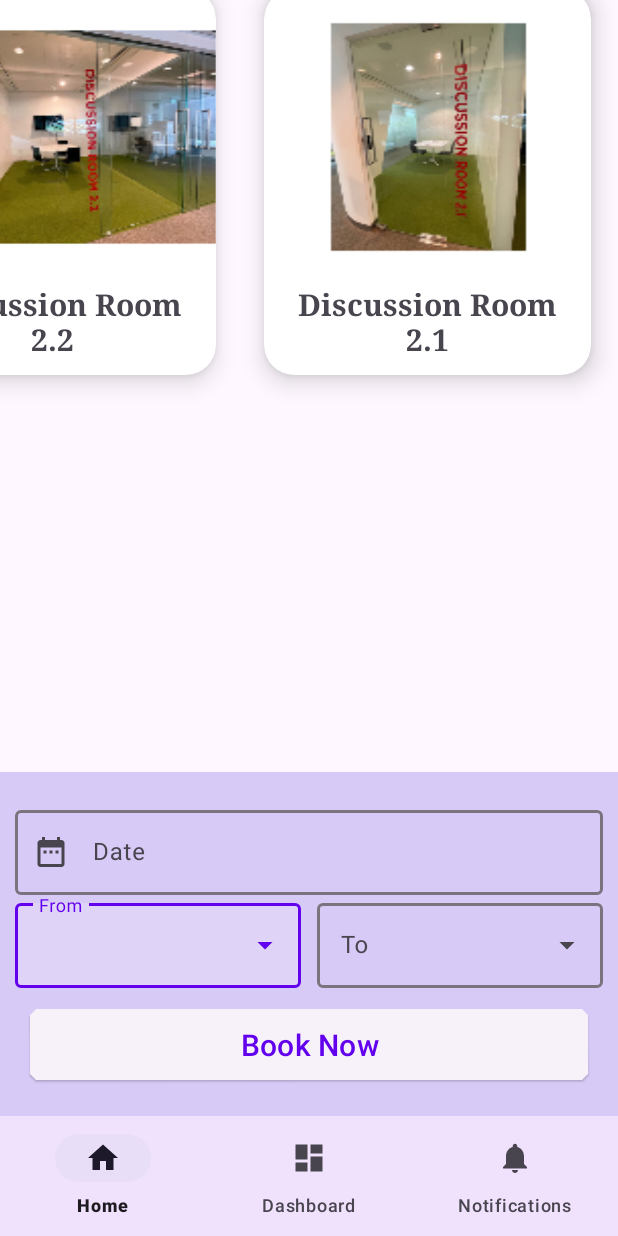
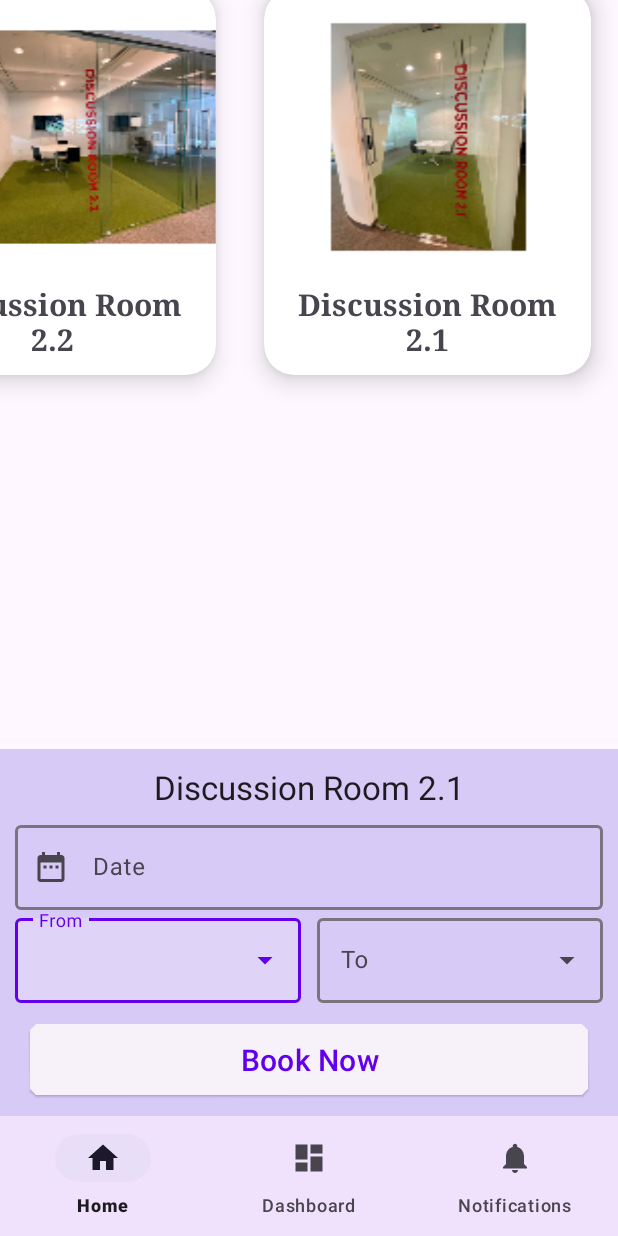
Before and after one commit to refenir/Bookli, an Android app: the screen it shows after launch (MainActivity), after a tap on "Discussion Room 2.1", on a phone screen of 412 x 824 dp. Run offline under Robolectric (Android 15) with nearby library versions, the light colour scheme and no system bars; our stand-ins replace navigation-ui.

Commit message:
Booking slider shows selected room

```diff
--- a/app/src/main/java/com/example/bookli/Room_RecyclerViewAdapter.java
+++ b/app/src/main/java/com/example/bookli/Room_RecyclerViewAdapter.java
@@ -1,6 +1,7 @@
 package com.example.bookli;
 
 import android.content.Context;
+import android.graphics.Color;
 import android.view.LayoutInflater;
 import android.view.View;
 import android.view.ViewGroup;
@@ -13,6 +14,7 @@ import androidx.annotation.NonNull;
 import androidx.recyclerview.widget.RecyclerView;
 
 import java.util.ArrayList;
+import java.util.List;
 
 public class Room_RecyclerViewAdapter extends RecyclerView.Adapter<Room_RecyclerViewAdapter.MyViewHolder>{
 
@@ -20,6 +22,7 @@ public class Room_RecyclerViewAdapter extends RecyclerView.Adapter<Room_Recycler
     ArrayList<RoomModel> roomModels;
     private final OnItemClickListener clickListener;
     RelativeLayout bookingView;
+    List<View> itemViewList;
     public Room_RecyclerViewAdapter(Context context, ArrayList<RoomModel> roomModels,
                                     OnItemClickListener clickListener, RelativeLayout bookingView){
         this.context = context;
@@ -33,6 +36,7 @@ public class Room_RecyclerViewAdapter extends RecyclerView.Adapter<Room_Recycler
        // This is where you inflate the layout (Giving a look to the rows)
         LayoutInflater inflater = LayoutInflater.from(context);
         View view = inflater.inflate(R.layout.recycler_view_item, parent, false);
+
         return new Room_RecyclerViewAdapter.MyViewHolder(view, clickListener, bookingView);
     }
 
@@ -59,25 +63,23 @@ public class Room_RecyclerViewAdapter extends RecyclerView.Adapter<Room_Recycler
             super(itemView);
             imageView = itemView.findViewById(R.id.imageView);
             roomName = itemView.findViewById(R.id.textView);
+
             itemView.setOnClickListener(new View.OnClickListener() {
                 @Override
                 public void onClick(View view) {
                     if (clickListener != null) {
                         int pos = getAdapterPosition();
-
                         if (pos != RecyclerView.NO_POSITION){
-                            clickListener.onClick(myView, pos);
+                            clickListener.onClick(view, pos);
                         }
                     }
+
                 }
             });
         }
 
         @Override
         public void onClick(View view, int position) {
-
         }
-
-
     }
 }
--- a/app/src/main/res/layout/fragment_home.xml
+++ b/app/src/main/res/layout/fragment_home.xml
@@ -98,18 +98,25 @@
     </RelativeLayout>
 
 
-
-
-
     <RelativeLayout
         android:id="@+id/booking"
         android:layout_width="match_parent"
         android:layout_height="wrap_content"
         android:background="#43694DDD"
-        android:paddingVertical="20dp"
+        android:paddingTop="5dp"
+        android:paddingBottom="10dp"
         app:layout_constraintBottom_toBottomOf="parent"
         app:layout_constraintEnd_toEndOf="parent"
         app:layout_constraintStart_toStartOf="parent">
+
+        <TextView
+            android:id="@+id/booking_room_name"
+            android:layout_width="match_parent"
+            android:layout_height="wrap_content"
+            android:layout_marginVertical="5dp"
+            android:textAlignment="center"
+            android:textAppearance="@style/TextAppearance.Material3.TitleLarge"
+            tools:text="Discussion Room"/>
 
 
         <com.google.android.material.textfield.TextInputLayout
@@ -117,10 +124,9 @@
             android:layout_width="match_parent"
             android:layout_height="wrap_content"
             android:layout_marginHorizontal="10dp"
+            android:layout_below="@id/booking_room_name"
             android:hint="Date"
             app:boxStrokeWidth="2dp"
-            app:layout_constraintEnd_toEndOf="parent"
-            app:layout_constraintStart_toStartOf="parent"
             app:startIconDrawable="@drawable/baseline_date_range_24">
 
             <EditText
```
Also changed, not shown: app/src/main/java/com/example/bookli/ui/home/HomeFragment.java (+4 -51 lines).
